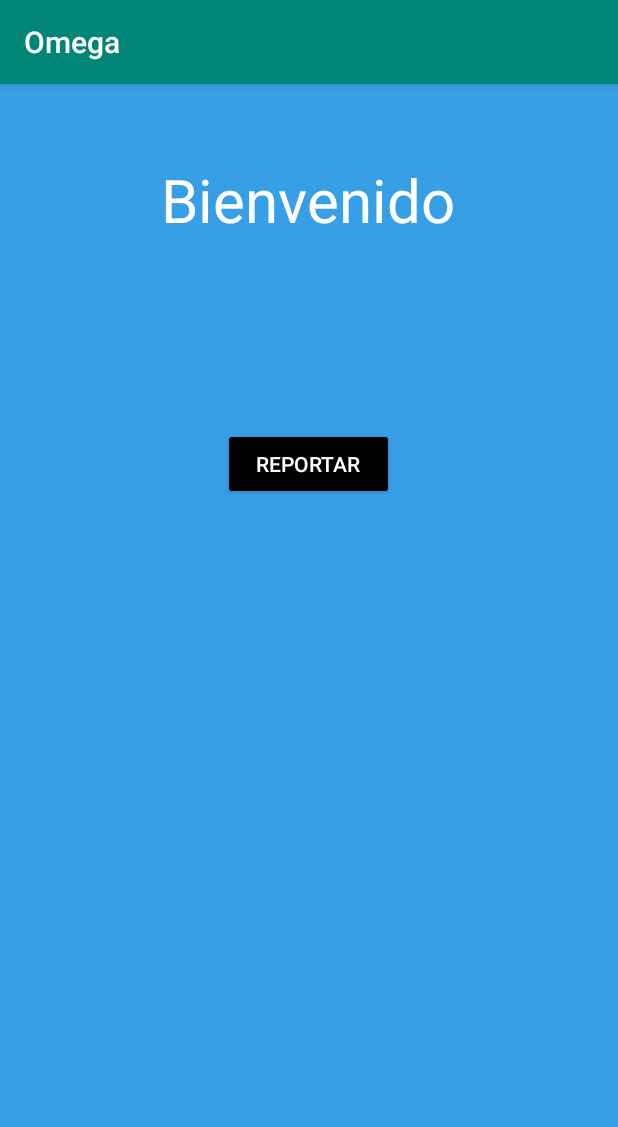
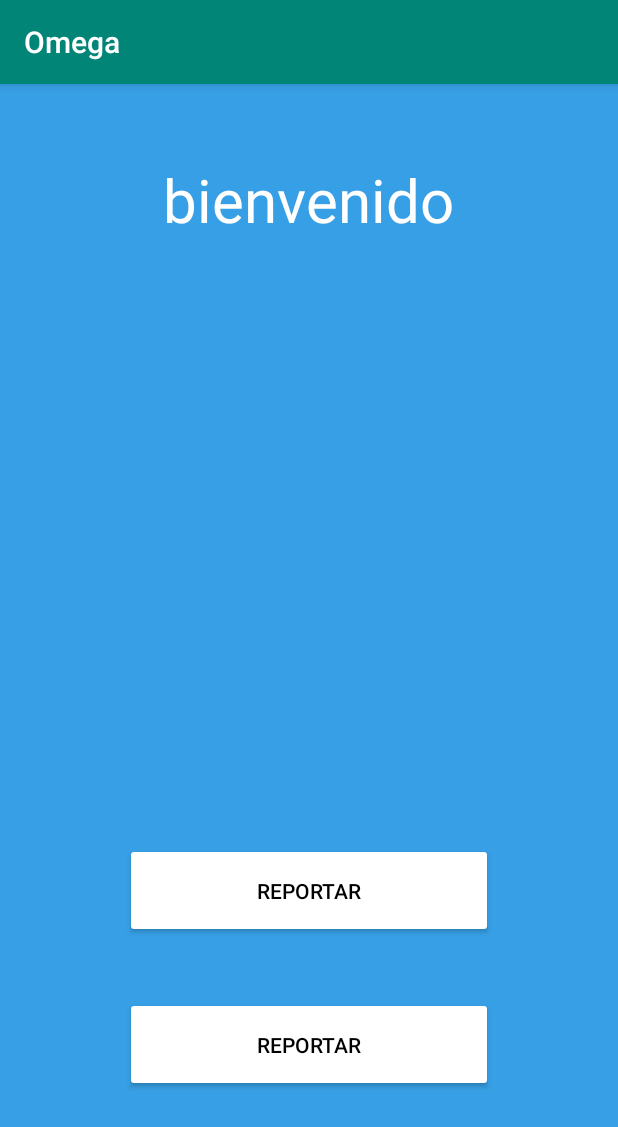
Before and after one commit to BernardGU/Omega, an Android app: the screen it shows after launch (MainActivity), on a phone screen of 412 x 824 dp. Shown: the top 1127 px of the screen. Run offline under Robolectric (Android 15) with nearby library versions, the phone set to English and light mode, and no system bars.

Commit message:
Agregar segundo boton

```diff
--- a/app/src/main/res/layout/activity_main.xml
+++ b/app/src/main/res/layout/activity_main.xml
@@ -12,7 +12,7 @@
         android:id="@+id/textView"
         android:layout_width="wrap_content"
         android:layout_height="wrap_content"
-        android:text="Bienvenido"
+        android:text="bienvenido"
         android:textSize="40sp"
         android:textColor="#FFFFFF"
         app:layout_constraintBottom_toBottomOf="parent"
@@ -24,16 +24,28 @@
 
     <Button
         android:id="@+id/LB_Reportar"
-        android:layout_width="114dp"
-        android:layout_height="48dp"
-        android:textColor="#FFFFFF"
-        android:backgroundTint="#000000"
+        android:layout_width="245dp"
+        android:layout_height="63dp"
+        android:backgroundTint="#FFFFFF"
         android:text="Reportar"
+        android:textColor="#000000"
         app:layout_constraintBottom_toBottomOf="parent"
         app:layout_constraintEnd_toEndOf="parent"
-        app:layout_constraintHorizontal_bias="0.498"
         app:layout_constraintStart_toStartOf="parent"
         app:layout_constraintTop_toBottomOf="@+id/textView"
-        app:layout_constraintVertical_bias="0.204" />
+        app:layout_constraintVertical_bias="0.669" />
+
+    <Button
+        android:id="@+id/LB_feed"
+        android:layout_width="245dp"
+        android:layout_height="63dp"
+        android:backgroundTint="#FFFFFF"
+        android:text="Reportar"
+        android:textColor="#000000"
+        app:layout_constraintBottom_toBottomOf="parent"
+        app:layout_constraintEnd_toEndOf="parent"
+        app:layout_constraintStart_toStartOf="parent"
+        app:layout_constraintTop_toBottomOf="@+id/LB_Reportar"
+        app:layout_constraintVertical_bias="0.293" />
 
 </androidx.constraintlayout.widget.ConstraintLayout>
```
